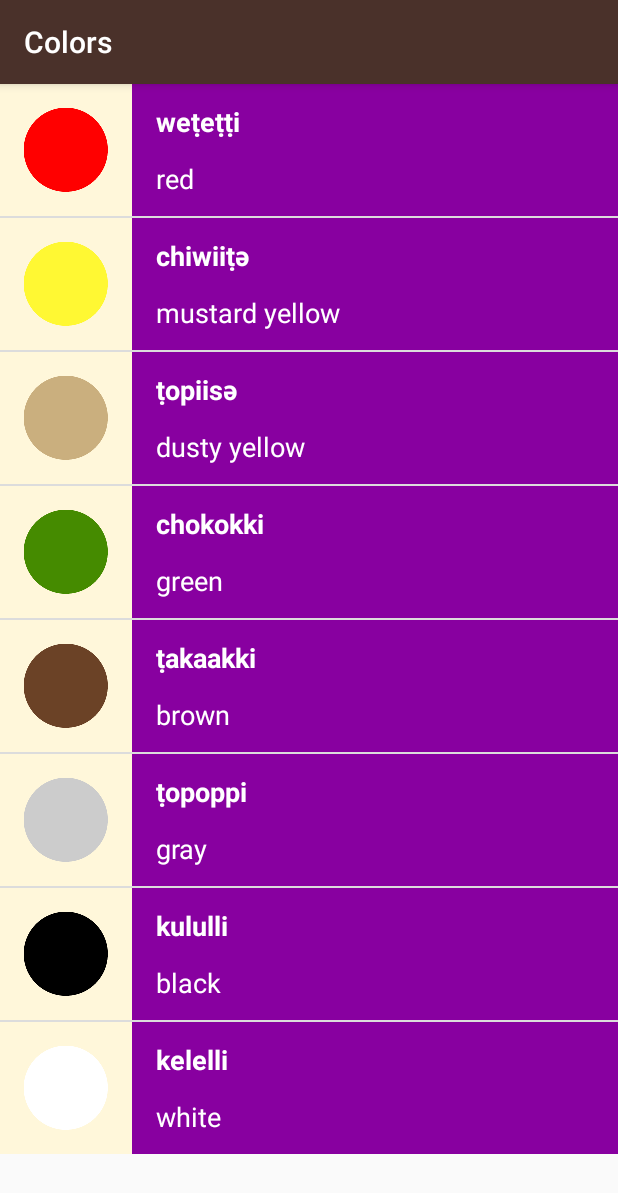
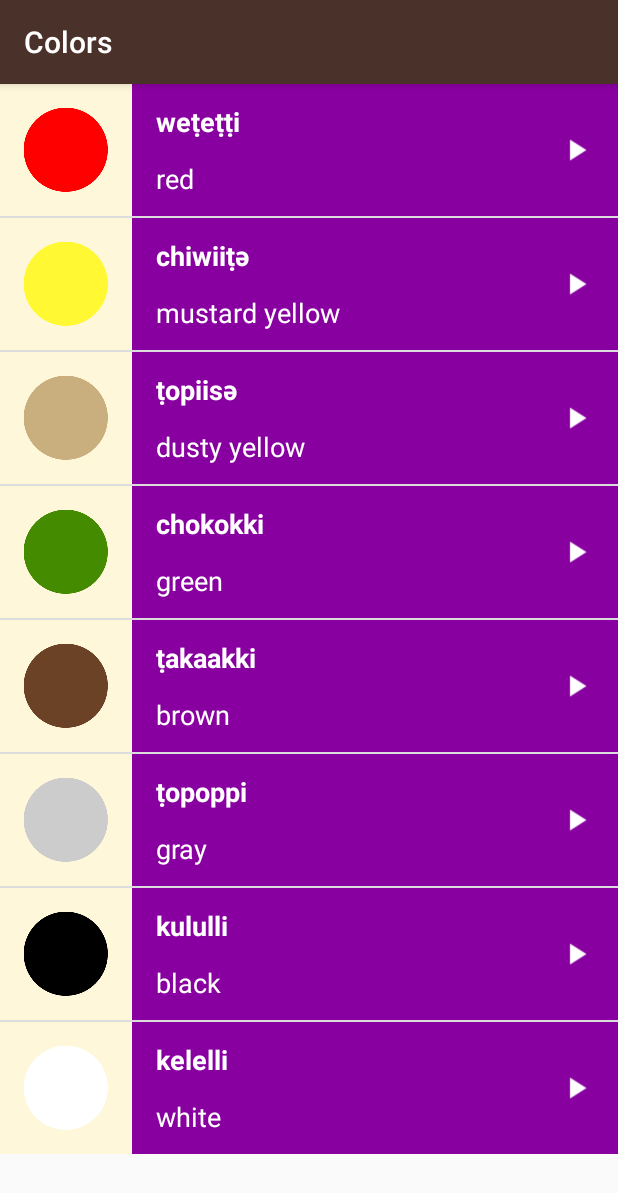
Before and after one commit to Renan-Deldotti/Miwok, an Android app: the ColorsActivity screen opened directly, with no data from a screen before it, on a phone screen of 412 x 824 dp. Shown: the top 1193 px of the screen. Run offline under Robolectric (Android 15) with nearby library versions, the phone set to English and light mode, and no system bars.

Commit message:
Update
Final Lesson 4

```diff
--- a/app/src/main/res/layout/list_item.xml
+++ b/app/src/main/res/layout/list_item.xml
@@ -50,6 +50,15 @@
             app:layout_constraintLeft_toRightOf="@id/default_image"
             app:layout_constraintTop_toBottomOf="@id/miwok_text_view"/>
 
+        <ImageView
+            android:src="@drawable/baseline_play_arrow_white_36dp"
+            android:layout_width="24dp"
+            android:layout_height="24dp"
+            android:layout_marginRight="16dp"
+            app:layout_constraintTop_toTopOf="parent"
+            app:layout_constraintBottom_toBottomOf="parent"
+            app:layout_constraintRight_toRightOf="parent"/>
+
     </androidx.constraintlayout.widget.ConstraintLayout>
 
 </LinearLayout>
--- a/build.gradle
+++ b/build.gradle
@@ -6,7 +6,7 @@ buildscript {
         google()
     }
     dependencies {
-        classpath 'com.android.tools.build:gradle:3.5.2'
+        classpath 'com.android.tools.build:gradle:3.6.1'
 
         // NOTE: Do not place your application dependencies here; they belong
         // in the individual module build.gradle files
--- a/gradle.properties
+++ b/gradle.properties
@@ -16,3 +16,5 @@
 # This option should only be used with decoupled projects. More details, visit
 # http://www.gradle.org/docs/current/userguide/multi_project_builds.html#sec:decoupled_projects
 # org.gradle.parallel=true
+
+android.useAndroidX=true
```
Also changed, not shown: app/src/main/res/layout/activity_main.xml (+30 -4 lines), app/src/main/res/drawable-mdpi/baseline_play_arrow_white_36dp.png (added), gradle/wrapper/gradle-wrapper.properties, 2 other files.
